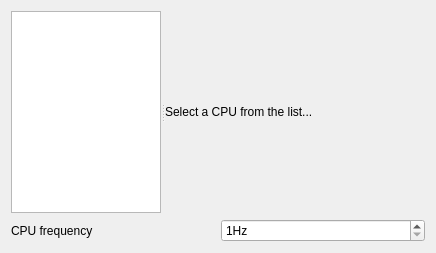
Old version of the form wizard/ui/cpu_select.ui in the repository imby/STM32VLDiscovery_BeRTOS.
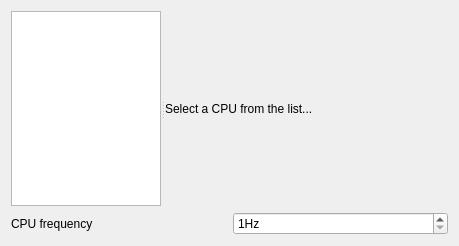
New version of the form.

Commit message: Add stretch factor for CPU list in CPU selection page.

```diff
--- a/wizard/ui/cpu_select.ui
+++ b/wizard/ui/cpu_select.ui
@@ -6,8 +6,8 @@
    <rect>
     <x>0</x>
     <y>0</y>
-    <width>436</width>
-    <height>253</height>
+    <width>459</width>
+    <height>246</height>
    </rect>
   </property>
   <property name="sizePolicy">
@@ -19,7 +19,7 @@
   <property name="windowTitle">
    <string>Form</string>
   </property>
-  <layout class="QVBoxLayout" name="verticalLayout">
+  <layout class="QVBoxLayout" name="verticalLayout" stretch="1,0">
    <item>
     <widget class="QSplitter" name="splitter">
      <property name="orientation">
```
